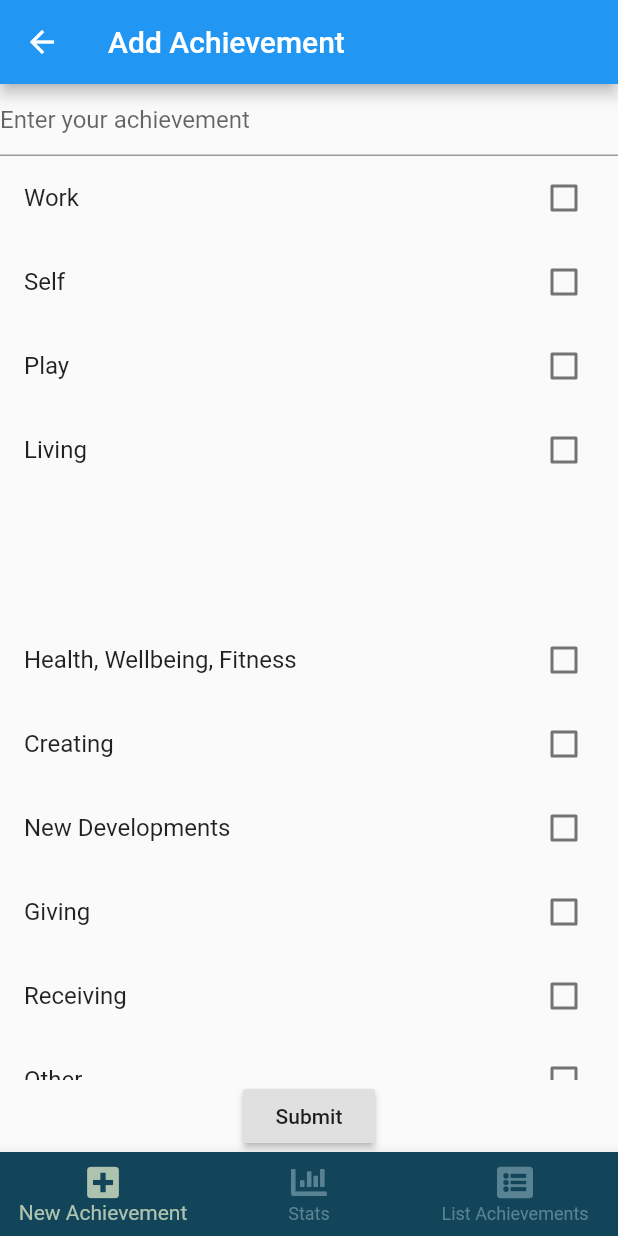
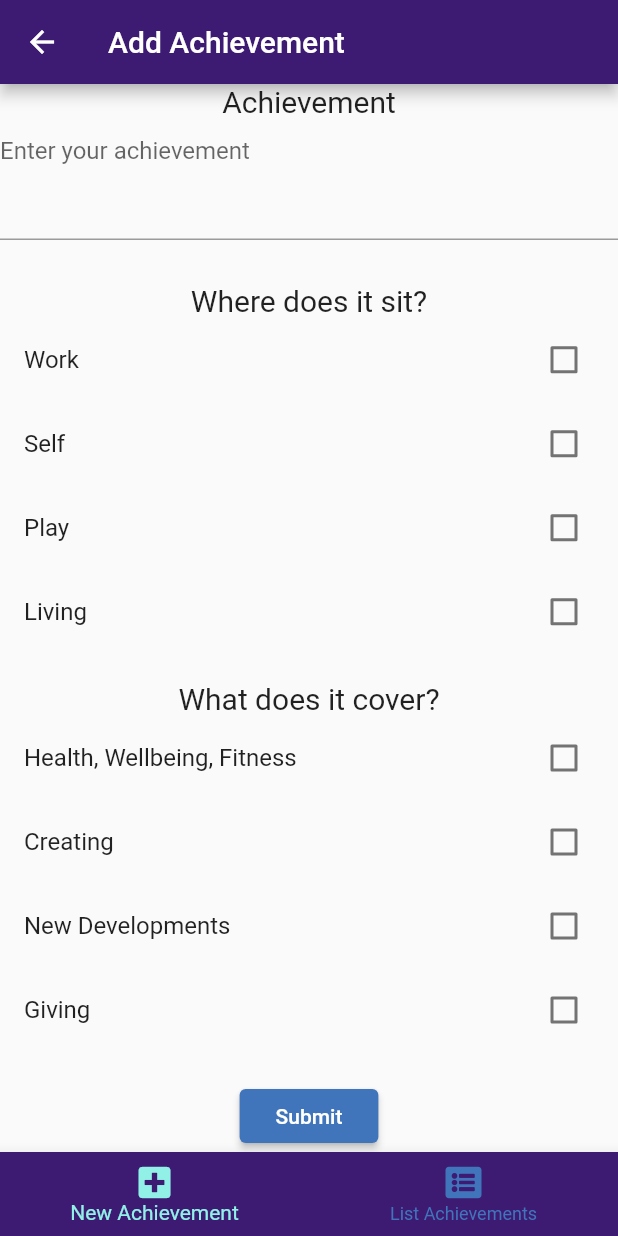
Before and after one commit to gdharris1000/got-this-flutter, a Flutter app: the HomeScreen screen opened by its route, on a phone screen of 412 x 824 dp. Run offline on Flutter 3.47's test engine with Material 2 defaults, Android fonts, the phone set to English and light mode, and no system bars; our stand-ins replace cloud_firestore, email_validator, firebase_auth, font_awesome_flutter; accounts and stored records are empty.

Commit message:
updated layout of add screen. added theme colours

```diff
--- a/lib/screens/add.dart
+++ b/lib/screens/add.dart
@@ -103,16 +103,37 @@ class _AddScreenState extends State<AddScreen> {
       ),
       body: SafeArea(
           child: Column(
+        mainAxisAlignment: MainAxisAlignment.center,
         children: <Widget>[
+          Expanded(
+            flex: 1,
+            child: Column(
+              children: <Widget>[
+                Text(
+                  'Achievement',
+                  style: TextStyle(fontSize: 20.0),
+                ),
                 TextField(
                   keyboardType: TextInputType.multiline,
-            maxLines: null,
-            decoration: InputDecoration(hintText: 'Enter your achievement'),
+                  maxLines: 3,
+                  decoration:
+                      InputDecoration(hintText: 'Enter your achievement'),
                   onChanged: (value) {
                     setState(() {
                       achievementText = value;
                     });
                   },
+                ),
+              ],
+            ),
+          ),
+          Expanded(
+            flex: 2,
+            child: Column(
+              children: <Widget>[
+                Text(
+                  'Where does it sit?',
+                  style: TextStyle(fontSize: 20.0),
                 ),
                 Expanded(
                   child: ListView.builder(
@@ -130,6 +151,17 @@ class _AddScreenState extends State<AddScreen> {
                       },
                       itemCount: categories.length),
                 ),
+              ],
+            ),
+          ),
+          Expanded(
+            flex: 2,
+            child: Column(
+              children: <Widget>[
+                Text(
+                  'What does it cover?',
+                  style: TextStyle(fontSize: 20.0),
+                ),
                 Expanded(
                   child: ListView.builder(
                       itemBuilder: (context, index) {
@@ -146,6 +178,9 @@ class _AddScreenState extends State<AddScreen> {
                       },
                       itemCount: tags.length),
                 ),
+              ],
+            ),
+          ),
           RaisedButton(
             child: Text('Submit'),
             onPressed: () {
--- a/lib/screens/home.dart
+++ b/lib/screens/home.dart
@@ -23,7 +23,7 @@ class _HomeScreenState extends State<HomeScreen> {
 
   static List<Widget> _navOptions = <Widget>[
     AddScreen(),
-    StatsScreen(),
+//    StatsScreen(),
     ListScreen(),
   ];
 
@@ -37,21 +37,21 @@ class _HomeScreenState extends State<HomeScreen> {
   Widget build(BuildContext context) {
     return Scaffold(
       bottomNavigationBar: BottomNavigationBar(
-        backgroundColor: Color.fromRGBO(18, 69, 89, 1.0),
+        backgroundColor: Color.fromRGBO(61, 27, 115, 1.0),
         items: const <BottomNavigationBarItem>[
           BottomNavigationBarItem(
               icon: FaIcon(FontAwesomeIcons.solidPlusSquare),
               title: Text('New Achievement')),
-          BottomNavigationBarItem(
-              icon: FaIcon(FontAwesomeIcons.solidChartBar),
-              title: Text('Stats')),
+//          BottomNavigationBarItem(
+//              icon: FaIcon(FontAwesomeIcons.solidChartBar),
+//              title: Text('Stats')),
           BottomNavigationBarItem(
               icon: FaIcon(FontAwesomeIcons.solidListAlt),
               title: Text('List Achievements')),
         ],
         currentIndex: _selectedIndex,
-        selectedItemColor: Color.fromRGBO(174, 195, 175, 1.0),
-        unselectedItemColor: Color.fromRGBO(89, 131, 146, 1.0),
+        selectedItemColor: Color.fromRGBO(145, 241, 230, 1.0),
+        unselectedItemColor: Color.fromRGBO(65, 117, 187, 1.0),
         onTap: _onItemTapped,
       ),
       body: _navOptions.elementAt(_selectedIndex),
--- a/lib/screens/login.dart
+++ b/lib/screens/login.dart
@@ -18,7 +18,6 @@ class _LoginScreenState extends State<LoginScreen> with ValidationMixin {
   @override
   Widget build(BuildContext context) {
     return Scaffold(
-      backgroundColor: Color.fromRGBO(174, 195, 176, 1.0),
       appBar: AppBar(title: Text('Login')),
       body: SafeArea(
         child: Padding(
--- a/lib/screens/register.dart
+++ b/lib/screens/register.dart
@@ -46,7 +46,6 @@ class _RegisterScreenState extends State<RegisterScreen> with ValidationMixin {
   @override
   Widget build(BuildContext context) {
     return Scaffold(
-        backgroundColor: Color.fromRGBO(174, 195, 176, 1.0),
         appBar: AppBar(
           title: Text('Register'),
         ),
@@ -57,10 +56,7 @@ class _RegisterScreenState extends State<RegisterScreen> with ValidationMixin {
               mainAxisAlignment: MainAxisAlignment.center,
               children: <Widget>[
                 Flexible(
-                  child: Hero(
-                    tag: 'logo',
-                    child: Image.asset('assets/images/logo.png'),
-                  ),
+                  child: Text("Welcome"),
                   flex: 2,
                 ),
                 SizedBox(height: 30.0),
--- a/lib/screens/welcome.dart
+++ b/lib/screens/welcome.dart
@@ -13,6 +13,10 @@ class WelcomeScreen extends StatelessWidget {
           child: Column(
             mainAxisAlignment: MainAxisAlignment.center,
             children: <Widget>[
+              Text("Welcome"),
+              SizedBox(
+                height: 30.0,
+              ),
               RaisedButton(
                 onPressed: () => Navigator.pushNamed(context, LoginScreen.id),
                 child: Text('Login'),
--- a/pubspec.yaml
+++ b/pubspec.yaml
@@ -33,6 +33,7 @@ dependencies:
   firebase_core: ^0.4.5
   firebase_auth: ^0.16.1
   cloud_firestore: ^0.13.6
+  fl_chart: ^0.11.0
 
 dev_dependencies:
   flutter_test:
```
Also changed, not shown: lib/main.dart (+7 -1 lines), lib/screens/stats.dart (+36 -1 lines), pubspec.lock. Lines whose indentation alone changed are shown as unchanged.
